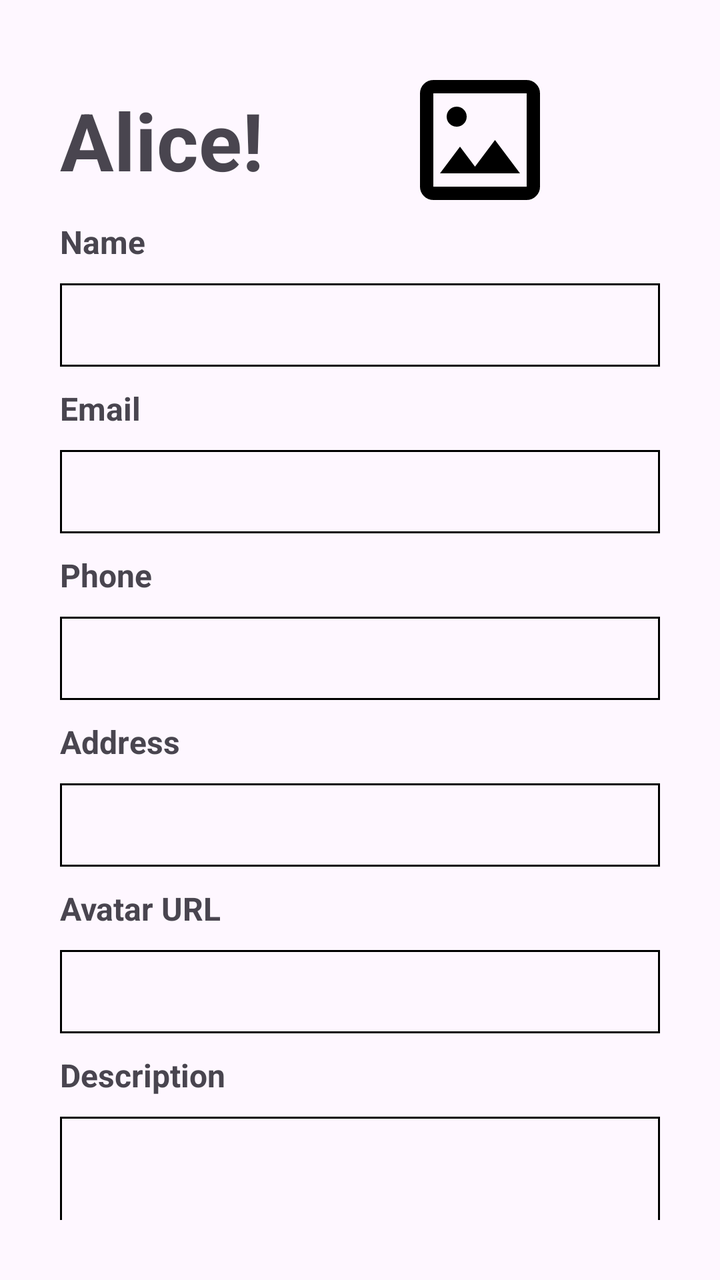
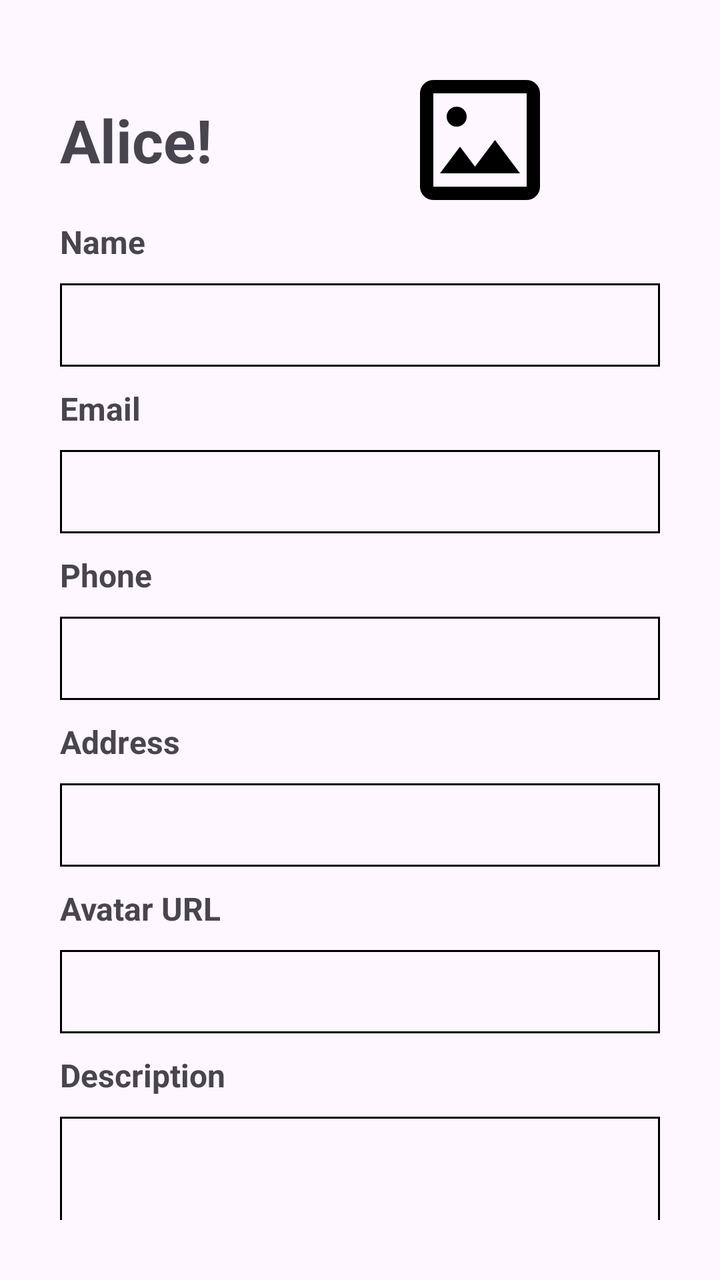

The first picture is an Android layout as it rendered before a commit; the second is the same layout after the commit. The layout source and the unified diff follow.
<!-- AndroidManifest.xml: application theme Theme.EmptyProject -->
<!-- res/layout/activity_profile.xml -->
<?xml version="1.0" encoding="utf-8"?>
<LinearLayout xmlns:android="http://schemas.android.com/apk/res/android"
    xmlns:app="http://schemas.android.com/apk/res-auto"
    android:layout_width="match_parent"
    android:layout_height="match_parent"
    android:orientation="vertical"
    android:padding="30dp"
    >
    <LinearLayout
        android:layout_height="wrap_content"
        android:layout_width="match_parent"
        >
        <TextView
            android:id="@+id/tvName"
            android:layout_width="0dp"
            android:layout_weight="1"
            android:layout_height="wrap_content"
            android:text="Alice!"
            android:textSize="40dp"
            android:textStyle="bold"
            android:layout_gravity="center"
            android:textAlignment="center"
            ></TextView>

        <ImageView
            android:id="@+id/imgAvatar"
            android:layout_width="180dp"
            android:layout_height="80dp"
            android:src="@drawable/ic_images"
            ></ImageView>

    </LinearLayout>

    <TextView
        android:layout_width="wrap_content"
        android:layout_height="wrap_content"
        android:text="Name"
        android:textSize="16dp"
        android:layout_marginBottom="10dp"
        android:textStyle="bold"

        ></TextView>

    <EditText
        android:id="@+id/edtName"
        android:layout_width="match_parent"
        android:layout_height="wrap_content"
        android:textSize="16dp"
        android:inputType="text"
        android:background="@drawable/edt_box"
        ></EditText>

    <TextView
        android:layout_width="wrap_content"
        android:layout_height="wrap_content"
        android:text="Email"
        android:textSize="16dp"
        android:layout_marginTop="10dp"
        android:layout_marginBottom="10dp"
        android:textStyle="bold"

        ></TextView>

    <EditText
        android:id="@+id/edtEmail"
        android:layout_width="match_parent"
        android:layout_height="wrap_content"
        android:textSize="16dp"
        android:inputType="textEmailAddress"
        android:background="@drawable/edt_box"
        ></EditText>

    <TextView
        android:layout_width="wrap_content"
        android:layout_height="wrap_content"
        android:text="Phone"
        android:textSize="16dp"
        android:layout_marginTop="10dp"
        android:layout_marginBottom="10dp"
        android:textStyle="bold"

        ></TextView>

    <EditText
        android:id="@+id/edtPhone"
        android:layout_width="match_parent"
        android:layout_height="wrap_content"
        android:textSize="16dp"
        android:inputType="phone"
        android:background="@drawable/edt_box"
        ></EditText>

    <TextView
        android:layout_width="wrap_content"
        android:layout_height="wrap_content"
        android:text="Address"
        android:textSize="16dp"
        android:layout_marginTop="10dp"
        android:layout_marginBottom="10dp"
        android:textStyle="bold"
        ></TextView>

    <EditText
        android:id="@+id/edtAddress"
        android:layout_width="match_parent"
        android:layout_height="wrap_content"
        android:textSize="16dp"
        android:background="@drawable/edt_box"
        ></EditText>

    <TextView
        android:layout_width="wrap_content"
        android:layout_height="wrap_content"
        android:text="Avatar URL"
        android:textSize="16dp"
        android:layout_marginTop="10dp"
        android:layout_marginBottom="10dp"
        android:textStyle="bold"
        ></TextView>

    <EditText
        android:id="@+id/edtAvatar"
        android:layout_width="match_parent"
        android:layout_height="wrap_content"
        android:textSize="16dp"
        android:inputType="textUri"
        android:background="@drawable/edt_box"
        ></EditText>

    <TextView
        android:layout_width="wrap_content"
        android:layout_height="wrap_content"
        android:text="Description"
        android:textSize="16dp"
        android:layout_marginTop="10dp"
        android:layout_marginBottom="10dp"
        android:textStyle="bold"
        ></TextView>

    <EditText
        android:id="@+id/edtDescription"
        android:layout_width="match_parent"
        android:layout_height="80dp"
        android:textSize="16dp"
        android:inputType="text"
        android:background="@drawable/edt_box"
        ></EditText>

    <LinearLayout
        android:layout_width="match_parent"
        android:layout_height="wrap_content"
        android:orientation="horizontal"
        android:gravity="center_vertical"
        android:layout_marginTop="4dp"
        >

        <Button
            android:id="@+id/btnSave"
            android:layout_width="0dp"
            android:layout_height="wrap_content"
            android:layout_weight="1"
            android:text="Save"
            android:textSize="18sp"
            android:backgroundTint="@android:color/transparent"
            android:textColor="@color/black"
            app:strokeWidth="1dp"
            app:strokeColor="@color/black"
            app:cornerRadius="0dp"
            ></Button>

        <View
            android:layout_width="30dp"
            android:layout_height="wrap_content"
            >
        </View>

        <Button
            android:id="@+id/btnLogout"
            android:layout_width="0dp"
            android:layout_height="wrap_content"
            android:layout_weight="1"
            android:text="Logout"
            android:textSize="18sp"
            android:backgroundTint="@android:color/transparent"
            android:textColor="@color/black"
            app:strokeWidth="1dp"
            app:strokeColor="@color/black"
            app:cornerRadius="0dp"></Button>

    </LinearLayout>



</LinearLayout>
<!-- resources referenced by this layout -->
<resources>
  <color name="black">#FF000000</color>
  <!-- drawable edt_box (drawable) -->
  <?xml version="1.0" encoding="utf-8"?>
  <shape xmlns:android="http://schemas.android.com/apk/res/android">
      <stroke
          android:width="1dp"></stroke>
  
      <corners
          android:radius="0dp"></corners>
  
      <padding
          android:bottom="10dp"
          android:left="10dp"
          android:right="10dp"
          android:top="10dp"></padding>
  </shape>
  <!-- drawable ic_images (drawable) -->
  <vector xmlns:android="http://schemas.android.com/apk/res/android" android:height="24dp" android:tint="#000000" android:viewportHeight="960" android:viewportWidth="960" android:width="24dp">
        
      <path android:fillColor="@android:color/white" android:pathData="M200,840Q167,840 143.5,816.5Q120,793 120,760L120,200Q120,167 143.5,143.5Q167,120 200,120L760,120Q793,120 816.5,143.5Q840,167 840,200L840,760Q840,793 816.5,816.5Q793,840 760,840L200,840ZM200,760L760,760Q760,760 760,760Q760,760 760,760L760,200Q760,200 760,200Q760,200 760,200L200,200Q200,200 200,200Q200,200 200,200L200,760Q200,760 200,760Q200,760 200,760ZM240,680L720,680L570,480L450,640L360,520L240,680ZM200,760Q200,760 200,760Q200,760 200,760L200,200Q200,200 200,200Q200,200 200,200L200,200Q200,200 200,200Q200,200 200,200L200,760Q200,760 200,760Q200,760 200,760ZM382.5,382.5Q400,365 400,340Q400,315 382.5,297.5Q365,280 340,280Q315,280 297.5,297.5Q280,315 280,340Q280,365 297.5,382.5Q315,400 340,400Q365,400 382.5,382.5Z"/>
      
  </vector>
  <style name="Theme.EmptyProject" parent="Base.Theme.EmptyProject" />
  <style name="Base.Theme.EmptyProject" parent="Theme.Material3.DayNight">
          
          
      </style>
</resources>

<!-- the commit's change to res/layout/activity_profile.xml (unified diff, before → after) -->
@@ -16,7 +16,7 @@
             android:layout_weight="1"
             android:layout_height="wrap_content"
             android:text="Alice!"
-            android:textSize="40dp"
+            android:textSize="30dp"
             android:textStyle="bold"
             android:layout_gravity="center"
             android:textAlignment="center"
@@ -140,7 +140,7 @@
     <EditText
         android:id="@+id/edtDescription"
         android:layout_width="match_parent"
-        android:layout_height="80dp"
+        android:layout_height="60dp"
         android:textSize="16dp"
         android:inputType="text"
         android:background="@drawable/edt_box"
